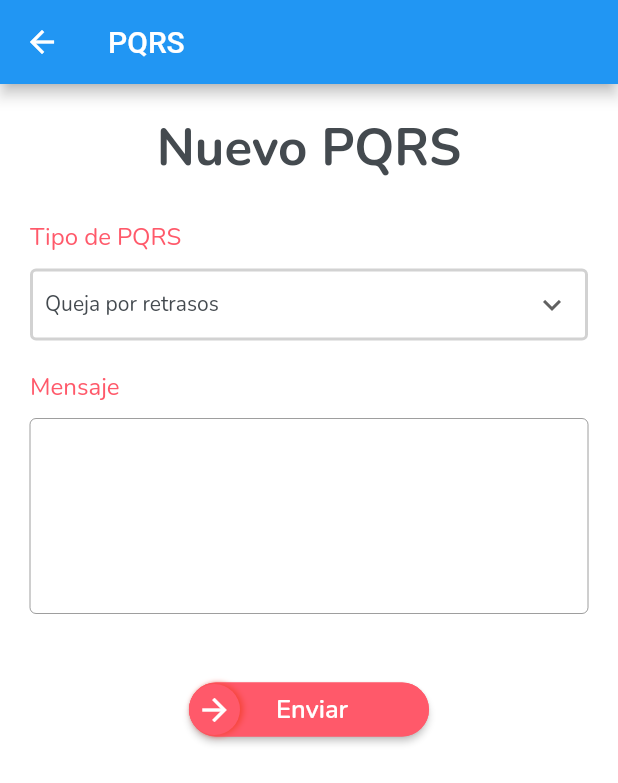
After one commit to Lider-neuromedia/MontanaApp, a Flutter app: the CreatePqrsPage screen opened by its route, on a phone screen of 412 x 824 dp. The commit adds this screen. Shown: the top 783 px of the screen. Run offline on Flutter 3.47's test engine with Material 2 defaults, Android fonts, the phone set to English and light mode, and no system bars; our stand-ins replace flutter_dotenv, fluttericon, percent_indicator, shared_preferences; accounts and stored records are empty; network calls fail.

Commit message:
Agregando diseño a pagina de crear pqrs.

```diff
--- a/lib/main.dart
+++ b/lib/main.dart
@@ -5,6 +5,7 @@ import 'package:montana_mobile/pages/catalogue/product_page.dart';
 import 'package:montana_mobile/pages/client/client_page.dart';
 import 'package:montana_mobile/pages/home/home_page.dart';
 import 'package:montana_mobile/pages/orders/order_page.dart';
+import 'package:montana_mobile/pages/pqrs/create_pqrs_page.dart';
 import 'package:montana_mobile/pages/session/login_page.dart';
 import 'package:montana_mobile/pages/session/password_page.dart';
 import 'package:montana_mobile/pages/session/reset_password_page.dart';
@@ -40,6 +41,7 @@ class MyApp extends StatelessWidget {
         ProductPage.route: (_) => ProductPage(),
         CartPage.route: (_) => CartPage(),
         ClientPage.route: (_) => ClientPage(),
+        CreatePqrsPage.route: (_) => CreatePqrsPage(),
       },
     );
   }
--- /dev/null
+++ b/lib/pages/pqrs/create_pqrs_page.dart
@@ -0,0 +1,208 @@
+import 'package:flutter/material.dart';
+import 'package:montana_mobile/theme/theme.dart';
+
+class CreatePqrsPage extends StatelessWidget {
+  static final String route = 'create-pqrs';
+
+  @override
+  Widget build(BuildContext context) {
+    return Scaffold(
+      appBar: AppBar(
+        title: Text('PQRS'),
+      ),
+      body: Padding(
+        padding: const EdgeInsets.all(20.0),
+        child: Column(
+          crossAxisAlignment: CrossAxisAlignment.stretch,
+          children: [
+            _TitlePqrs(title: 'Nuevo PQRS'),
+            SizedBox(height: 25.0),
+            _LabelField(label: 'Tipo de PQRS'),
+            SizedBox(height: 10.0),
+            _DropdownType(),
+            SizedBox(height: 20.0),
+            _LabelField(label: 'Mensaje'),
+            SizedBox(height: 10.0),
+            TextField(
+              maxLines: 5,
+              decoration: InputDecoration(
+                isCollapsed: true,
+                contentPadding: EdgeInsets.all(10.0),
+                border: OutlineInputBorder(
+                  borderSide: BorderSide(
+                    color: CustomTheme.greyColor,
+                    width: 1.0,
+                  ),
+                ),
+              ),
+            ),
+            SizedBox(height: 40.0),
+            Center(
+              child: SizedBox(
+                width: 160.0,
+                child: _ContinueButton(
+                  label: 'Enviar',
+                  icon: Icons.arrow_forward,
+                  onPressed: () {},
+                ),
+              ),
+            ),
+          ],
+        ),
+      ),
+    );
+  }
+}
+
+class _DropdownType extends StatefulWidget {
+  const _DropdownType({
+    Key key,
+  }) : super(key: key);
+
+  @override
+  __DropdownTypeState createState() => __DropdownTypeState();
+}
+
+class __DropdownTypeState extends State<_DropdownType> {
+  String value = 'Queja por retrasos';
+  List<String> values = ['Queja por retrasos'];
+
+  @override
+  Widget build(BuildContext context) {
+    final TextStyle valueStyle = Theme.of(context).textTheme.bodyText1.copyWith(
+          fontWeight: FontWeight.w700,
+        );
+
+    final border = OutlineInputBorder(
+      borderSide: BorderSide(
+        color: CustomTheme.greyColor,
+        width: 2.0,
+      ),
+    );
+
+    return DropdownButtonFormField(
+      icon: const Icon(Icons.keyboard_arrow_down),
+      isExpanded: true,
+      style: valueStyle,
+      elevation: 16,
+      iconSize: 24,
+      value: value,
+      decoration: InputDecoration(
+        contentPadding: EdgeInsets.symmetric(
+          horizontal: 10.0,
+          vertical: 0.0,
+        ),
+        enabledBorder: border,
+        border: border,
+      ),
+      onChanged: (String newValue) {
+        setState(() => value = newValue);
+      },
+      items: values.map<DropdownMenuItem<String>>((String value) {
+        return DropdownMenuItem<String>(
+          child: Text(value, style: Theme.of(context).textTheme.bodyText1),
+          value: value,
+        );
+      }).toList(),
+    );
+  }
+}
+
+class _TitlePqrs extends StatelessWidget {
+  const _TitlePqrs({
+    Key key,
+    this.title,
+  }) : super(key: key);
+
+  final String title;
+
+  @override
+  Widget build(BuildContext context) {
+    final TextStyle titleStyle = Theme.of(context).textTheme.headline4.copyWith(
+          color: Theme.of(context).textTheme.bodyText1.color,
+          fontWeight: FontWeight.w700,
+        );
+    return Text(
+      title,
+      textAlign: TextAlign.center,
+      style: titleStyle,
+    );
+  }
+}
+
+class _LabelField extends StatelessWidget {
+  const _LabelField({
+    Key key,
+    @required this.label,
+  }) : super(key: key);
+
+  final String label;
+
+  @override
+  Widget build(BuildContext context) {
+    final labelStyle = Theme.of(context).textTheme.subtitle1.copyWith(
+          color: Theme.of(context).primaryColor,
+        );
+    return Text(label, style: labelStyle);
+  }
+}
+
+class _ContinueButton extends StatelessWidget {
+  const _ContinueButton({
+    Key key,
+    @required this.label,
+    @required this.icon,
+    @required this.onPressed,
+  }) : super(key: key);
+
+  final Function onPressed;
+  final IconData icon;
+  final String label;
+
+  @override
+  Widget build(BuildContext context) {
+    return ElevatedButton(
+      onPressed: onPressed,
+      child: Row(
+        mainAxisAlignment: MainAxisAlignment.spaceBetween,
+        crossAxisAlignment: CrossAxisAlignment.center,
+        children: [
+          Container(
+            decoration: BoxDecoration(
+              color: Theme.of(context).primaryColor,
+              shape: BoxShape.circle,
+              boxShadow: [
+                BoxShadow(
+                  blurRadius: 3.0,
+                  color: Colors.red,
+                  offset: Offset(2.0, 0.0),
+                ),
+              ],
+            ),
+            padding: EdgeInsets.all(5.0),
+            child: Icon(icon, color: Colors.white),
+          ),
+          Text(label),
+          Container(
+            width: 30,
+            decoration: BoxDecoration(shape: BoxShape.circle),
+            child: Icon(icon, color: Colors.transparent),
+          ),
+        ],
+      ),
+      style: ElevatedButton.styleFrom(
+        padding: EdgeInsets.only(
+          left: 0.0,
+          right: 0.0,
+        ),
+        side: BorderSide(
+          color: Theme.of(context).primaryColor,
+        ),
+        shape: RoundedRectangleBorder(
+          borderRadius: BorderRadius.circular(30.0),
+        ),
+        primary: Theme.of(context).primaryColor,
+      ),
+    );
+  }
+}
--- a/lib/pages/pqrs/pqrs_page.dart
+++ b/lib/pages/pqrs/pqrs_page.dart
@@ -1,5 +1,6 @@
 import 'package:flutter/material.dart';
 import 'package:montana_mobile/pages/clients/clients_page.dart';
+import 'package:montana_mobile/pages/pqrs/create_pqrs_page.dart';
 import 'package:montana_mobile/pages/pqrs/partials/pqrs_card.dart';
 import 'package:montana_mobile/pages/pqrs/partials/pqrs_filter.dart';
 import 'package:montana_mobile/pages/pqrs/partials/search_box.dart';
@@ -37,7 +38,7 @@ class PqrsPage extends StatelessWidget {
           Expanded(
             child: ListView.separated(
               itemCount: pqrsList.length,
-              padding: EdgeInsets.symmetric(vertical: 15.0),
+              padding: EdgeInsets.only(top: 15.0, bottom: 100.0),
               itemBuilder: (_, int index) {
                 return PqrsCard(pqrs: pqrsList[index]);
               },
@@ -47,6 +48,13 @@ class PqrsPage extends StatelessWidget {
             ),
           ),
         ],
+      ),
+      floatingActionButton: FloatingActionButton(
+        backgroundColor: Theme.of(context).primaryColor,
+        child: Icon(Icons.add),
+        onPressed: () {
+          Navigator.of(context).pushNamed(CreatePqrsPage.route);
+        },
       ),
     );
   }
```
